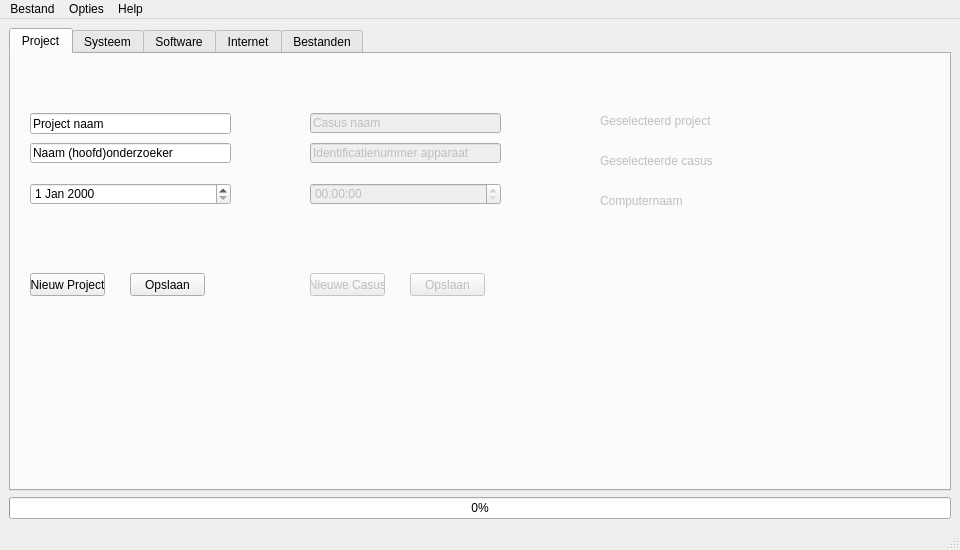
This is Source/Gui/gui_maken/interface_thram.ui in mitfry/IPFIT5_2015 as Qt 5 draws it before an edit. The edited form follows.
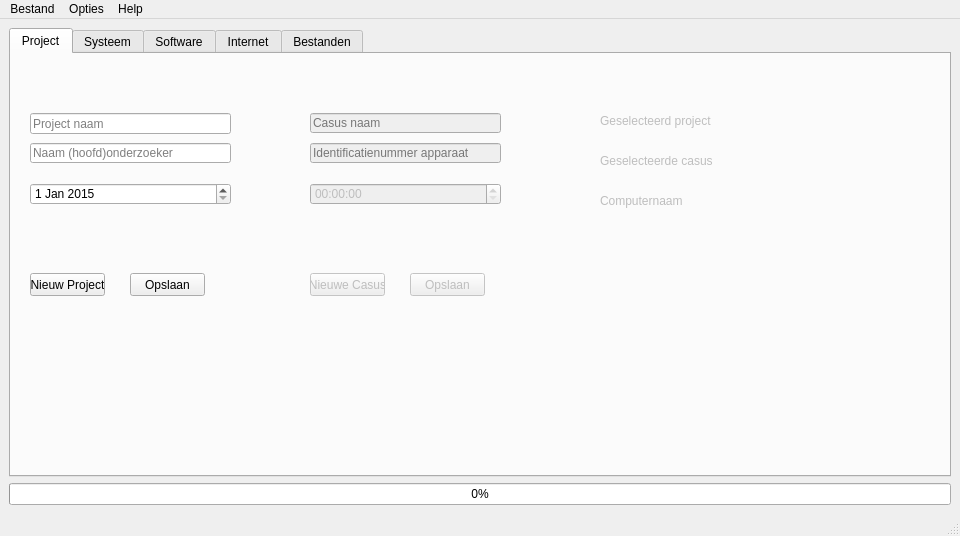
This is the edited form. The open tabs and pages were chosen to show the change. Icons and pictures are not drawn.

Commit message:
Interface verbeterd en omgezet naar .PY
De dames waren aan het stoeien met het omzetten van hun creatie naar
python code. Ik heb ze even geholpen. Zo ben ik.

What changed in the file:
```diff
--- a/Source/Gui/gui_maken/interface_thram.ui
+++ b/Source/Gui/gui_maken/interface_thram.ui
@@ -13,13 +13,13 @@
     <x>0</x>
     <y>0</y>
     <width>960</width>
-    <height>550</height>
+    <height>536</height>
    </rect>
   </property>
   <property name="minimumSize">
    <size>
     <width>960</width>
-    <height>0</height>
+    <height>400</height>
    </size>
   </property>
   <property name="windowTitle">
@@ -62,6 +62,12 @@
             </rect>
            </property>
            <property name="text">
+            <string/>
+           </property>
+           <property name="cursorPosition">
+            <number>0</number>
+           </property>
+           <property name="placeholderText">
             <string>Project naam</string>
            </property>
           </widget>
@@ -75,6 +81,9 @@
             </rect>
            </property>
            <property name="text">
+            <string/>
+           </property>
+           <property name="placeholderText">
             <string>Naam (hoofd)onderzoeker</string>
            </property>
           </widget>
@@ -91,6 +100,9 @@
             </rect>
            </property>
            <property name="text">
+            <string/>
+           </property>
+           <property name="placeholderText">
             <string>Casus naam</string>
            </property>
           </widget>
@@ -107,6 +119,9 @@
             </rect>
            </property>
            <property name="text">
+            <string/>
+           </property>
+           <property name="placeholderText">
             <string>Identificatienummer apparaat</string>
            </property>
           </widget>
@@ -132,6 +147,16 @@
              <height>22</height>
             </rect>
            </property>
+           <property name="dateTime">
+            <datetime>
+             <hour>0</hour>
+             <minute>0</minute>
+             <second>0</second>
+             <year>2015</year>
+             <month>1</month>
+             <day>1</day>
+            </datetime>
+           </property>
           </widget>
           <widget class="QLabel" name="getProject">
            <property name="enabled">
```
Left out of the diff: 38 changed lines with no effect on the pictures. The commit also changes 2 other files.
